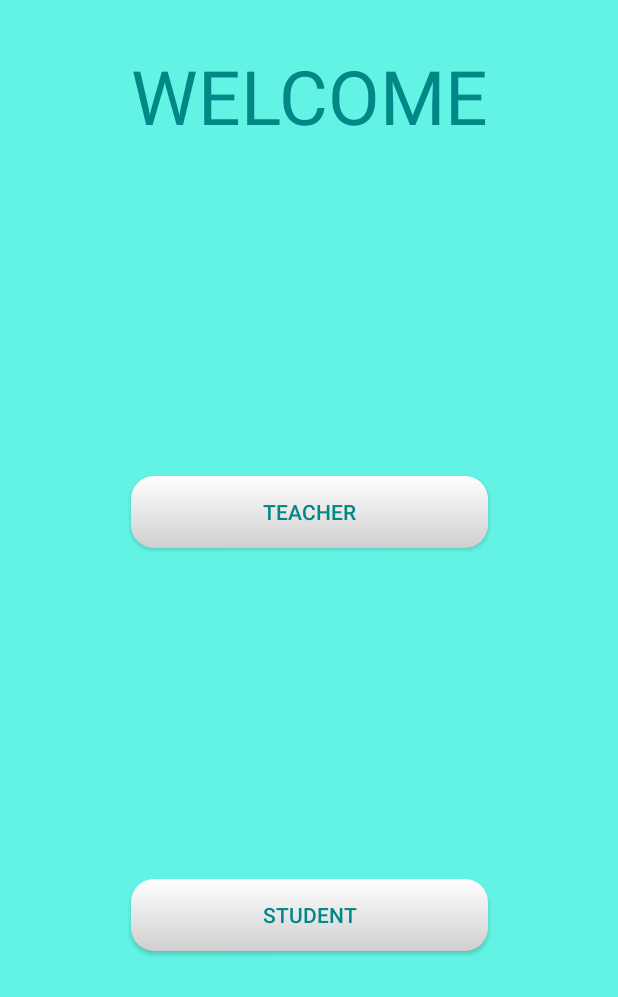
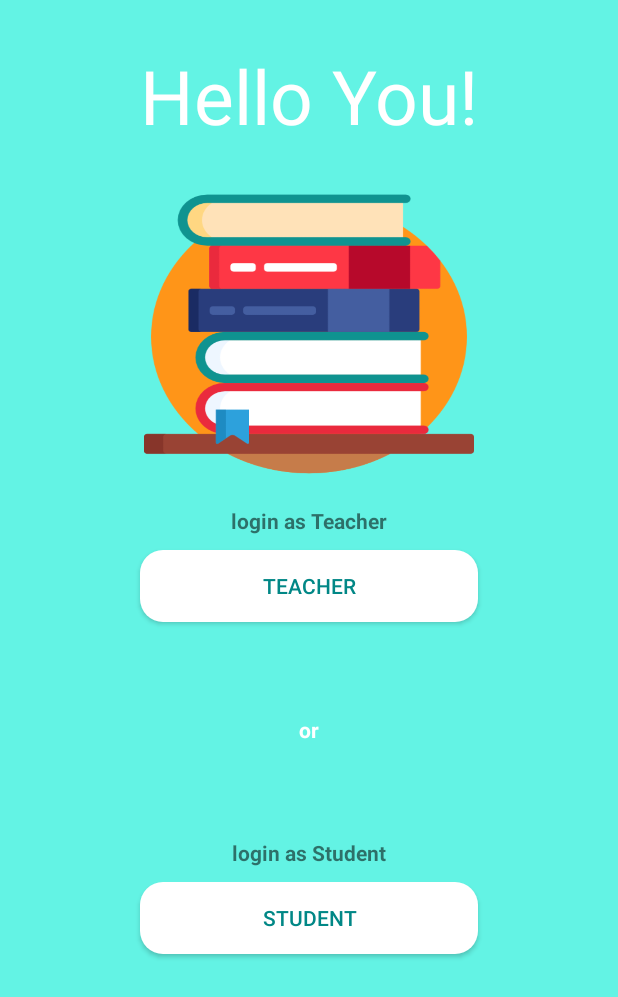
Before and after one commit to Noorish8/My-Tuition, an Android app: the screen it shows after launch (WelComeScreenActivity), on a phone screen of 412 x 824 dp. Shown: the top 997 px of the screen. Run offline under Robolectric (Android 15) with nearby library versions, the phone set to English and light mode, and no system bars.

```diff
--- a/app/build.gradle
+++ b/app/build.gradle
@@ -49,6 +49,8 @@ dependencies {
     implementation 'com.google.firebase:firebase-auth-ktx:21.0.6'
     implementation 'com.google.firebase:firebase-database-ktx:20.0.5'
     implementation 'com.google.firebase:firebase-analytics-ktx:21.1.0'
+    implementation 'com.google.firebase:firebase-firestore-ktx:24.2.1'
+    implementation 'com.google.firebase:firebase-storage-ktx:20.0.1'
     testImplementation 'junit:junit:4.13.2'
     androidTestImplementation 'androidx.test.ext:junit:1.1.3'
     androidTestImplementation 'androidx.test.espresso:espresso-core:3.4.0'
--- a/app/src/main/java/com/example/tuitionclasses/teacher/TeacherActivity.kt
+++ b/app/src/main/java/com/example/tuitionclasses/teacher/TeacherActivity.kt
@@ -22,12 +22,11 @@ class TeacherActivity : AppCompatActivity() {
         tabLayout = findViewById(R.id.tabLayout)
         viewPager = findViewById(R.id.viewPager)
         tabLayout.addTab(tabLayout.newTab().setText("Home").setIcon(R.drawable.ic_home_fill0_wght400_grad0_opsz48))
-
         tabLayout.addTab(tabLayout.newTab().setText("Chat").setIcon(R.drawable.ic_chat_fill0_wght400_grad0_opsz48))
         tabLayout.addTab(tabLayout.newTab().setText("Teacher").setIcon(R.drawable.ic_baseline_person_24))
 
         tabLayout.tabGravity = TabLayout.GRAVITY_FILL
-        val adapter = ViewPagerAdapter(this, supportFragmentManager,
+        val adapter = TeacherViewPagerAdapter(this, supportFragmentManager,
             tabLayout.tabCount)
 
         viewPager.adapter = adapter
--- a/app/src/main/java/com/example/tuitionclasses/user/intro/LoginActivity.kt
+++ b/app/src/main/java/com/example/tuitionclasses/user/intro/LoginActivity.kt
@@ -36,13 +36,15 @@ class LoginActivity : AppCompatActivity() {
 
         binding.btnLogin.setOnClickListener {
 
-            val email =binding.etEmail.text.toString()
-            val paaWord =binding.etPassword.text.toString()
+            val email = binding.etEmail.text.toString()
+            val paaWord = binding.etPassword.text.toString()
 
             val userPassWord =    binding.etPassword.text.toString().trim()
+
             if(email.isEmpty()){
                 binding.etEmail.error="enter Email"
                 binding.etEmail.requestFocus()
+
             } else if (userPassWord.isEmpty()) {
                 binding.etPassword.error = "enter PassWord"
                 binding.etPassword.requestFocus()
--- a/app/src/main/java/com/example/tuitionclasses/user/intro/User.kt
+++ b/app/src/main/java/com/example/tuitionclasses/user/intro/User.kt
@@ -5,6 +5,7 @@ class User {
     var email:String?= null
     var uid:String?= null
     var img:Int?= null
+    //var profile:String?= null
     constructor(){}
 
     constructor(name:String?,email:String?,uid:String?,img:Int?){
@@ -12,5 +13,6 @@ class User {
         this.email=email
         this.uid=uid
         this.img=img
+        //this.profile=profile
     }
 }
--- a/app/src/main/res/drawable/custom_btn.xml
+++ b/app/src/main/res/drawable/custom_btn.xml
@@ -2,9 +2,9 @@
 <shape xmlns:android="http://schemas.android.com/apk/res/android">
     <corners android:radius="15dp" />
     <solid android:color="@color/white" />
-    <gradient
-        android:startColor="@color/white"
-        android:centerColor="#e7e7e8"
-        android:endColor="#cfcfcf"
-        android:angle="270" />
+<!--    <gradient-->
+<!--        android:startColor="@color/white"-->
+<!--        android:centerColor="#e7e7e8"-->
+<!--        android:endColor="#cfcfcf"-->
+<!--        android:angle="270" />-->
 </shape>
--- a/app/src/main/res/layout/activity_wel_come_screen.xml
+++ b/app/src/main/res/layout/activity_wel_come_screen.xml
@@ -6,47 +6,81 @@
     android:layout_height="match_parent"
     tools:context=".WelComeScreenActivity"
     android:background="@color/cyan">
-<!--    <androidx.cardview.widget.CardView-->
-<!--        android:id="@+id/card_welcome"-->
-<!--        android:layout_width="wrap_content"-->
-<!--        android:layout_height="wrap_content"-->
-<!--        app:cardCornerRadius="20dp"-->
-<!--        app:layout_constraintTop_toTopOf="parent"-->
-<!--        app:layout_constraintStart_toStartOf="parent"-->
-<!--        app:layout_constraintEnd_toEndOf="parent"-->
-<!--        android:layout_marginTop="20dp">-->
 
-<!--        <androidx.appcompat.widget.AppCompatImageView-->
-<!--            android:layout_width="320dp"-->
-<!--            android:layout_height="200dp"-->
-<!--            android:src="@drawable/welcom"/>-->
-<!--        -->
-<!--    </androidx.cardview.widget.CardView>-->
 
     <androidx.appcompat.widget.AppCompatTextView
         android:id="@+id/txt_welcome"
         android:layout_width="wrap_content"
         android:layout_height="wrap_content"
-        android:text="@string/welcome"
+        android:text="@string/hello_you"
         android:textSize="50dp"
-        android:textColor="@color/teal_700"
+        android:textColor="@color/white"
         app:layout_constraintStart_toStartOf="parent"
         app:layout_constraintEnd_toEndOf="parent"
         app:layout_constraintTop_toTopOf="parent"
         android:layout_marginTop="30dp"/>
+
+    <androidx.appcompat.widget.AppCompatImageView
+        android:id="@+id/img_books"
+        android:layout_width="220dp"
+        android:layout_height="190dp"
+        android:background="@drawable/books"
+        app:layout_constraintStart_toStartOf="parent"
+        app:layout_constraintEnd_toEndOf="parent"
+        android:layout_marginTop="30dp"
+        app:layout_constraintTop_toBottomOf="@+id/txt_welcome"/>
+
+
+    <androidx.appcompat.widget.AppCompatTextView
+        android:id="@+id/txt_teacher"
+        android:layout_width="wrap_content"
+        android:layout_height="wrap_content"
+        android:text="@string/login_as_teacher"
+        android:textStyle="bold"
+        android:layout_marginTop="20dp"
+        app:layout_constraintTop_toBottomOf="@+id/img_books"
+        app:layout_constraintStart_toStartOf="@+id/txt_welcome"
+        app:layout_constraintEnd_toEndOf="@+id/txt_welcome"
+        app:layout_constraintBottom_toTopOf="@+id/btn_teacher"/>
+
     <androidx.appcompat.widget.AppCompatButton
         android:id="@+id/btn_teacher"
         android:layout_width="match_parent"
         android:layout_height="wrap_content"
         app:layout_constrainedWidth="true"
+        android:layout_marginTop="10dp"
+
         app:layout_constraintStart_toStartOf="@+id/txt_welcome"
         app:layout_constraintEnd_toEndOf="@+id/txt_welcome"
         android:background="@drawable/custom_btn"
-        app:layout_constraintBottom_toTopOf="@+id/btn_student"
-        app:layout_constraintTop_toBottomOf="@+id/txt_welcome"
-        android:layout_marginTop="30dp"
+        app:layout_constraintTop_toBottomOf="@+id/txt_teacher"
         android:text="@string/teacher"
         android:textColor="@color/teal_700"/>
+
+    <androidx.appcompat.widget.AppCompatTextView
+        android:layout_width="wrap_content"
+        android:layout_height="wrap_content"
+        android:text="or"
+        android:textStyle="bold"
+        android:textColor="@color/white"
+        android:layout_marginVertical="20dp"
+        app:layout_constraintBottom_toTopOf="@+id/txt_student"
+        app:layout_constraintTop_toBottomOf="@+id/btn_teacher"
+        app:layout_constraintStart_toStartOf="@+id/txt_welcome"
+        app:layout_constraintEnd_toEndOf="@+id/txt_welcome"/>
+
+    <androidx.appcompat.widget.AppCompatTextView
+        android:id="@+id/txt_student"
+        android:layout_width="wrap_content"
+        android:layout_height="wrap_content"
+        android:text="@string/login_as_student"
+        android:textStyle="bold"
+        app:layout_constraintStart_toStartOf="@+id/txt_welcome"
+        app:layout_constraintEnd_toEndOf="@+id/txt_welcome"
+        app:layout_constraintBottom_toTopOf="@+id/btn_student"
+        android:layout_marginBottom="10dp"/>
+
+
     <androidx.appcompat.widget.AppCompatButton
         android:id="@+id/btn_student"
         android:layout_width="match_parent"
@@ -59,7 +93,7 @@
         app:layout_constraintBottom_toBottomOf="parent"
         android:layout_marginTop="30dp"
         android:text="@string/student"
+        android:layout_marginBottom="45dp"
         android:textColor="@color/teal_700"/>
 
-
 </androidx.constraintlayout.widget.ConstraintLayout>
--- a/app/src/main/res/values/colors.xml
+++ b/app/src/main/res/values/colors.xml
@@ -10,5 +10,6 @@
     <color name="dark_teal_700">#036868</color>
     <color name="cyan">#63F3E4</color>
     <color name="gray">#E9E0E0</color>
+    <color name="purple">#6E37ED</color>
 
 </resources>
--- a/app/src/main/res/values/strings.xml
+++ b/app/src/main/res/values/strings.xml
@@ -13,4 +13,7 @@
     <string name="student">Student</string>
     <string name="teacher">Teacher</string>
     <string name="logout">Logout</string>
+    <string name="login_as_teacher">login as Teacher</string>
+    <string name="hello_you">Hello You!</string>
+    <string name="login_as_student">login as Student</string>
 </resources>
```
Also changed, not shown: app/src/main/java/com/example/tuitionclasses/student/studentFragment.kt (+82 -1 lines), app/src/main/java/com/example/tuitionclasses/user/intro/SignUpActivity.kt (+5 -2 lines), app/src/main/res/layout/activity_login_.xml (+7 -7 lines), app/src/main/res/layout/activity_sign_up.xml (+18 -16 lines), app/src/main/res/layout/fragment_studant.xml (+15 -2 lines), app/src/main/res/drawable-v24/books.png (added), app/src/main/res/drawable-v24/profile.png (added).
